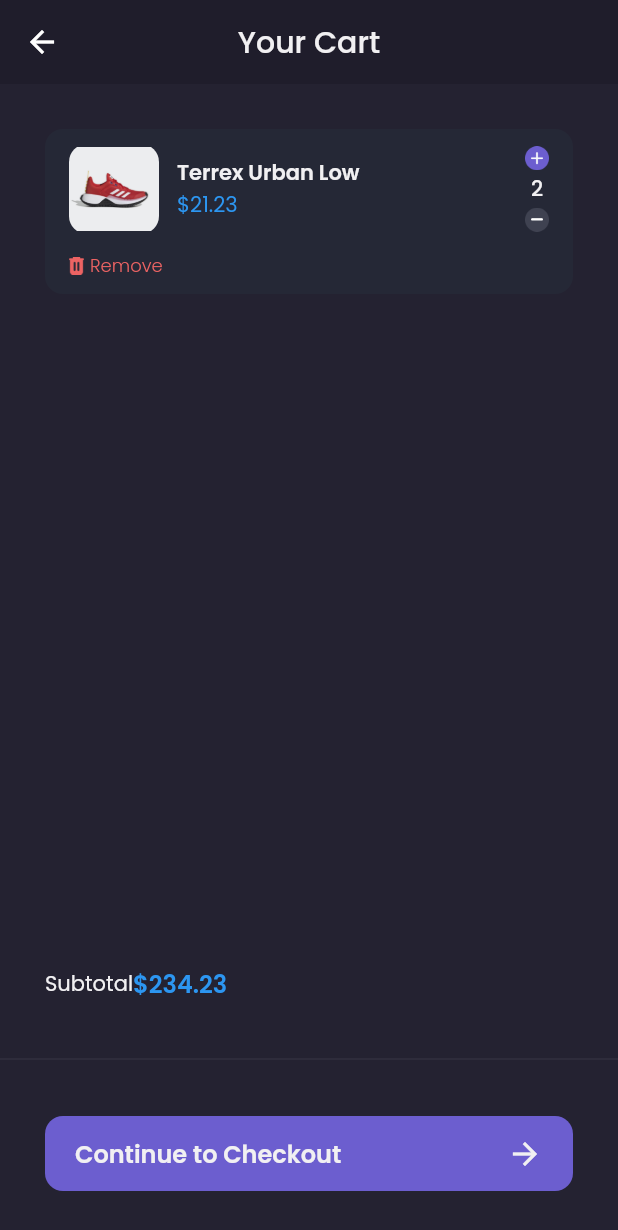
After one commit to aldij29/learning_project_flutter_shamo_e-commerce, a Flutter app: the CartPage screen opened by its route, on a phone screen of 412 x 824 dp. The commit adds this screen. Shown: the top 1230 px of the screen. Run offline on Flutter 3.47's test engine with Material 2 defaults, Android fonts, the phone set to English and light mode, and no system bars; our stand-ins replace carousel_slider, google_fonts.

Commit message:
Update cart page

```diff
--- a/lib/main.dart
+++ b/lib/main.dart
@@ -15,10 +15,11 @@
       '/': (context) => const SplashPage(),
       '/sign-in': (context) => const SignInPage(),
       '/sign-up': (context) => const SignUpPage(),
-      '/home':(context) => const MainPage(),
-      '/detail-chat':(context) => const DetailChatPage(),
-      '/edit-profile':(context) => const EditProfilePage(),
-      '/product':(context) => ProductPage()
+      '/home': (context) => const MainPage(),
+      '/detail-chat': (context) => const DetailChatPage(),
+      '/edit-profile': (context) => const EditProfilePage(),
+      '/product': (context) => ProductPage(),
+      '/cart': (context) => const CartPage()
     });
   }
 }
--- /dev/null
+++ b/lib/pages/cart_page.dart
@@ -0,0 +1,158 @@
+part of 'pages.dart';
+
+class CartPage extends StatelessWidget {
+  const CartPage({Key? key}) : super(key: key);
+
+  @override
+  Widget build(BuildContext context) {
+    header() {
+      return AppBar(
+        backgroundColor: backgroundColor1,
+        elevation: 0,
+        centerTitle: true,
+        title: Text(
+          'Your Cart',
+          style: primaryTextStyle,
+        ),
+      );
+    }
+
+    Widget emptyCart() {
+      return Center(
+        child: Column(
+          mainAxisAlignment: MainAxisAlignment.center,
+          children: [
+            Image.asset(
+              'assets/images/image_cart.png',
+              width: 80,
+            ),
+            SizedBox(
+              height: 20,
+            ),
+            Text(
+              'Oops! your cart is empty',
+              style:
+                  primaryTextStyle.copyWith(fontSize: 16, fontWeight: medium),
+            ),
+            SizedBox(
+              height: 12,
+            ),
+            Text(
+              'Let\'s find your favorite shoes',
+              style: secondaryTextStyle.copyWith(),
+            ),
+            Container(
+              width: 154,
+              height: 44,
+              margin: EdgeInsets.only(
+                top: 20,
+              ),
+              child: TextButton(
+                onPressed: () {
+                  Navigator.pushNamedAndRemoveUntil(
+                    context,
+                    '/home',
+                    (route) => false,
+                  );
+                },
+                child: Text(
+                  'Explore Store',
+                  style: primaryTextStyle.copyWith(
+                    fontSize: 16,
+                    fontWeight: medium,
+                  ),
+                ),
+                style: TextButton.styleFrom(
+                  backgroundColor: primaryColor,
+                  shape: RoundedRectangleBorder(
+                    borderRadius: BorderRadius.circular(12),
+                  ),
+                ),
+              ),
+            )
+          ],
+        ),
+      );
+    }
+
+    Widget content() {
+      return ListView(
+        padding: EdgeInsets.symmetric(horizontal: defaultMargin),
+        children: [CartCard()],
+      );
+    }
+
+    Widget customBottomNav() {
+      return Container(
+        height: 180,
+        child: Column(
+          children: [
+            Container(
+              margin: EdgeInsets.symmetric(horizontal: defaultMargin),
+              child: Row(
+                children: [
+                  Text(
+                    'Subtotal',
+                    style: primaryTextStyle,
+                  ),
+                  Text(
+                    '\$234.23',
+                    style: priceTextStyle.copyWith(
+                        fontSize: 16, fontWeight: semiBold),
+                  )
+                ],
+              ),
+            ),
+            SizedBox(
+              height: 30,
+            ),
+            Divider(
+              thickness: 0.3,
+              color: subTitleTextColor,
+            ),
+            SizedBox(
+              height: 30,
+            ),
+            Container(
+              height: 50,
+              margin: EdgeInsets.symmetric(horizontal: defaultMargin),
+              child: TextButton(
+                onPressed: () {},
+                style: TextButton.styleFrom(
+                  backgroundColor: primaryColor,
+                  padding: EdgeInsets.symmetric(horizontal: 20),
+                  shape: RoundedRectangleBorder(
+                    borderRadius: BorderRadius.circular(12),
+                  ),
+                ),
+                child: Row(
+                  mainAxisAlignment: MainAxisAlignment.spaceBetween,
+                  children: [
+                    Text(
+                      'Continue to Checkout',
+                      style: primaryTextStyle.copyWith(
+                        fontSize: 16,
+                        fontWeight: semiBold,
+                      ),
+                    ),
+                    Icon(
+                      Icons.arrow_forward,
+                      color: primaryTextColor,
+                    ),
+                  ],
+                ),
+              ),
+            )
+          ],
+        ),
+      );
+    }
+
+    return Scaffold(
+      backgroundColor: backgroundColor3,
+      appBar: header(),
+      body: content(),
+      bottomNavigationBar: customBottomNav(),
+    );
+  }
+}
--- a/lib/pages/home/main_page.dart
+++ b/lib/pages/home/main_page.dart
@@ -12,7 +12,9 @@
 
   Widget cartButton() {
     return FloatingActionButton(
-      onPressed: () {},
+      onPressed: () {
+        Navigator.pushNamed(context, '/cart');
+      },
       backgroundColor: secondaryColor,
       child: Image.asset(
         'assets/icons/icon_cart.png',
--- a/lib/pages/pages.dart
+++ b/lib/pages/pages.dart
@@ -16,3 +16,4 @@
 part 'detail_chat_page.dart';
 part 'edit_profile_page.dart';
 part 'product_page.dart';
+part 'cart_page.dart';
--- a/lib/shared/themes.dart
+++ b/lib/shared/themes.dart
@@ -23,6 +23,9 @@
 TextStyle primaryTextStyle = GoogleFonts.poppins(
   color: primaryTextColor
 );
+TextStyle alertTextStyle = GoogleFonts.poppins(
+  color: alertColor
+);
 TextStyle secondaryTextStyle = GoogleFonts.poppins(
   color: secondaryTextColor
 );
--- /dev/null
+++ b/lib/widgets/cart_card.dart
@@ -0,0 +1,94 @@
+part of 'widgets.dart';
+
+class CartCard extends StatelessWidget {
+  const CartCard({Key? key}) : super(key: key);
+
+  @override
+  Widget build(BuildContext context) {
+    return Container(
+      margin: EdgeInsets.only(top: defaultMargin),
+      padding: EdgeInsets.symmetric(
+        horizontal: 16,
+        vertical: 10,
+      ),
+      decoration: BoxDecoration(
+          color: backgroundColor4, borderRadius: BorderRadius.circular(12)),
+      child: Column(
+        children: [
+          Row(
+            children: [
+              Container(
+                width: 60,
+                height: 60,
+                decoration: BoxDecoration(
+                    borderRadius: BorderRadius.circular(12),
+                    image: DecorationImage(
+                        image: AssetImage('assets/images/image_shoes.png'))),
+              ),
+              SizedBox(
+                width: 12,
+              ),
+              Expanded(
+                  child: Column(
+                crossAxisAlignment: CrossAxisAlignment.start,
+                children: [
+                  Text(
+                    'Terrex Urban Low',
+                    style: primaryTextStyle.copyWith(fontWeight: semiBold),
+                  ),
+                  Text(
+                    '\$21.23',
+                    style: priceTextStyle,
+                  )
+                ],
+              )),
+              Column(
+                children: [
+                  Image.asset(
+                    'assets/icons/icon_add.png',
+                    width: 16,
+                  ),
+                  SizedBox(
+                    height: 2,
+                  ),
+                  Text(
+                    '2',
+                    style: primaryTextStyle.copyWith(fontWeight: medium),
+                  ),
+                  SizedBox(
+                    height: 2,
+                  ),
+                  Image.asset(
+                    'assets/icons/icon_min.png',
+                    width: 16,
+                  ),
+                ],
+              ),
+            ],
+          ),
+          SizedBox(
+            height: 12,
+          ),
+          Row(
+            children: [
+              Image.asset(
+                'assets/icons/icon_delete.png',
+                width: 10,
+              ),
+              SizedBox(
+                width: 4,
+              ),
+              Text(
+                'Remove',
+                style: alertTextStyle.copyWith(
+                  fontWeight: light,
+                  fontSize: 12,
+                ),
+              ),
+            ],
+          )
+        ],
+      ),
+    );
+  }
+}
--- a/lib/widgets/widgets.dart
+++ b/lib/widgets/widgets.dart
@@ -7,3 +7,4 @@
 part 'chat_tile.dart';
 part 'chat_bubles.dart';
 part 'wishlist_card.dart';
+part 'cart_card.dart';
```
Also changed, not shown: assets/icons/icon_add.png (added), assets/icons/icon_delete.png (added), assets/icons/icon_min.png (added).
